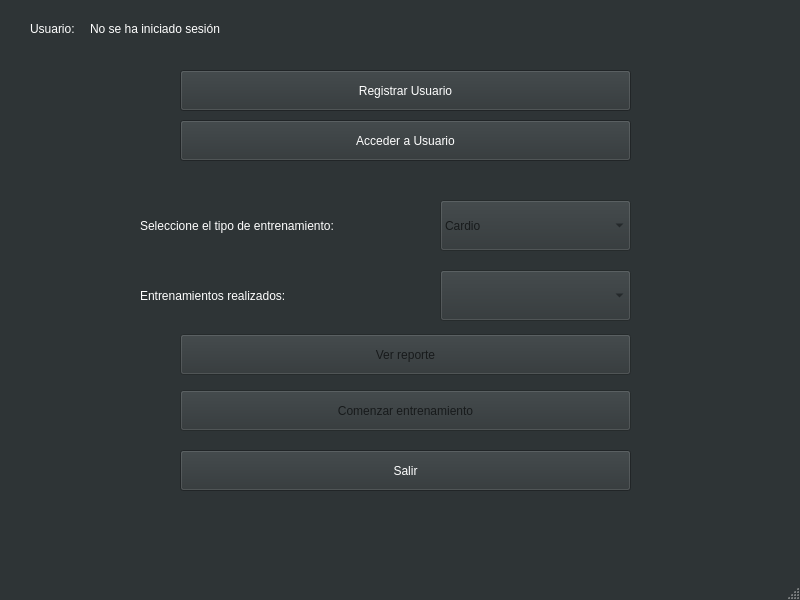
Qt form UI_Files/mainwindow.ui (JorgeGuerra99/software_sport_bike) before a commit.
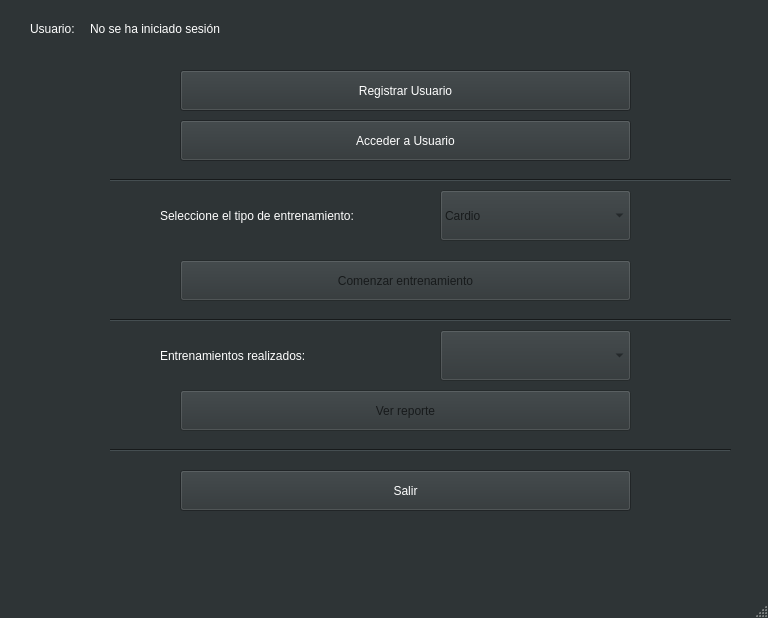
The same form after that commit.

```diff
--- a/UI_Files/mainwindow.ui
+++ b/UI_Files/mainwindow.ui
@@ -6,8 +6,8 @@
    <rect>
     <x>0</x>
     <y>0</y>
-    <width>800</width>
-    <height>600</height>
+    <width>768</width>
+    <height>618</height>
    </rect>
   </property>
   <property name="palette">
@@ -458,7 +458,7 @@
     <property name="geometry">
      <rect>
       <x>180</x>
-      <y>450</y>
+      <y>470</y>
       <width>451</width>
       <height>41</height>
      </rect>
@@ -474,7 +474,7 @@
     <property name="geometry">
      <rect>
       <x>180</x>
-      <y>390</y>
+      <y>260</y>
       <width>451</width>
       <height>41</height>
      </rect>
@@ -490,7 +490,7 @@
     <property name="geometry">
      <rect>
       <x>440</x>
-      <y>200</y>
+      <y>190</y>
       <width>191</width>
       <height>51</height>
      </rect>
@@ -517,8 +517,8 @@
     </property>
     <property name="geometry">
      <rect>
-      <x>140</x>
-      <y>210</y>
+      <x>160</x>
+      <y>200</y>
       <width>291</width>
       <height>31</height>
      </rect>
@@ -533,8 +533,8 @@
     </property>
     <property name="geometry">
      <rect>
-      <x>140</x>
-      <y>270</y>
+      <x>160</x>
+      <y>330</y>
       <width>221</width>
       <height>51</height>
      </rect>
@@ -550,7 +550,7 @@
     <property name="geometry">
      <rect>
       <x>440</x>
-      <y>270</y>
+      <y>330</y>
       <width>191</width>
       <height>51</height>
      </rect>
@@ -563,7 +563,7 @@
     <property name="geometry">
      <rect>
       <x>180</x>
-      <y>334</y>
+      <y>390</y>
       <width>451</width>
       <height>41</height>
      </rect>
@@ -572,6 +572,45 @@
      <string>Ver reporte</string>
     </property>
    </widget>
+   <widget class="Line" name="line">
+    <property name="geometry">
+     <rect>
+      <x>110</x>
+      <y>170</y>
+      <width>621</width>
+      <height>21</height>
+     </rect>
+    </property>
+    <property name="orientation">
+     <enum>Qt::Horizontal</enum>
+    </property>
+   </widget>
+   <widget class="Line" name="line_2">
+    <property name="geometry">
+     <rect>
+      <x>110</x>
+      <y>310</y>
+      <width>621</width>
+      <height>21</height>
+     </rect>
+    </property>
+    <property name="orientation">
+     <enum>Qt::Horizontal</enum>
+    </property>
+   </widget>
+   <widget class="Line" name="line_3">
+    <property name="geometry">
+     <rect>
+      <x>110</x>
+      <y>440</y>
+      <width>621</width>
+      <height>21</height>
+     </rect>
+    </property>
+    <property name="orientation">
+     <enum>Qt::Horizontal</enum>
+    </property>
+   </widget>
   </widget>
   <widget class="QMenuBar" name="menubar">
    <property name="geometry">
```
Left out of the diff: 2 changed lines with no effect on the pictures.
